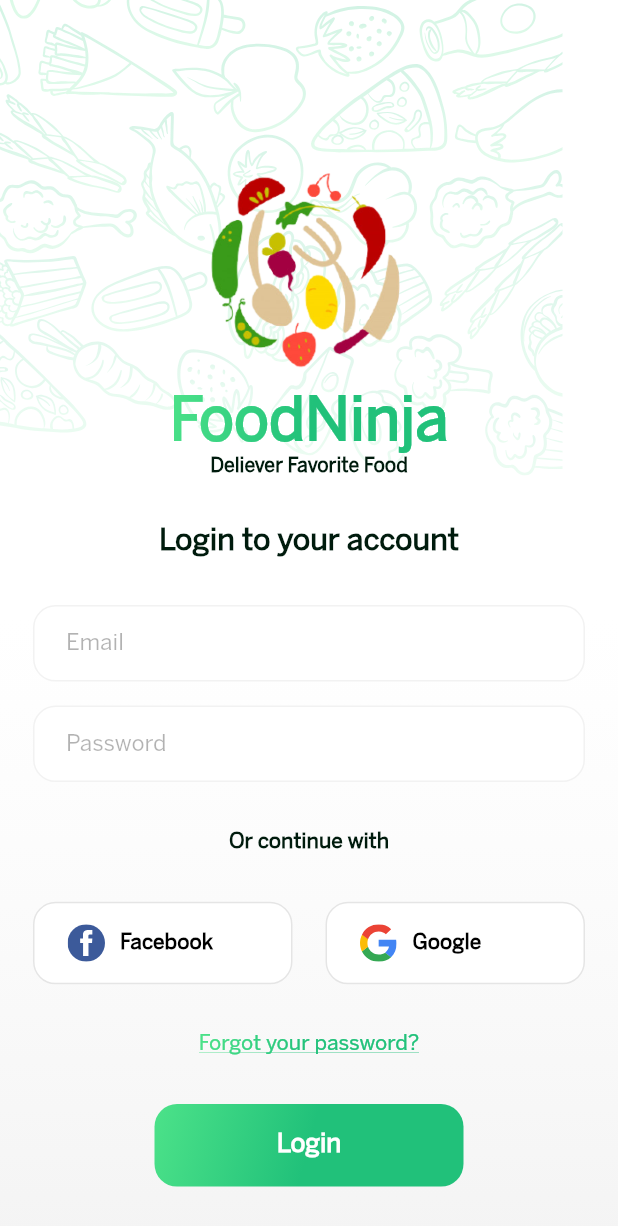
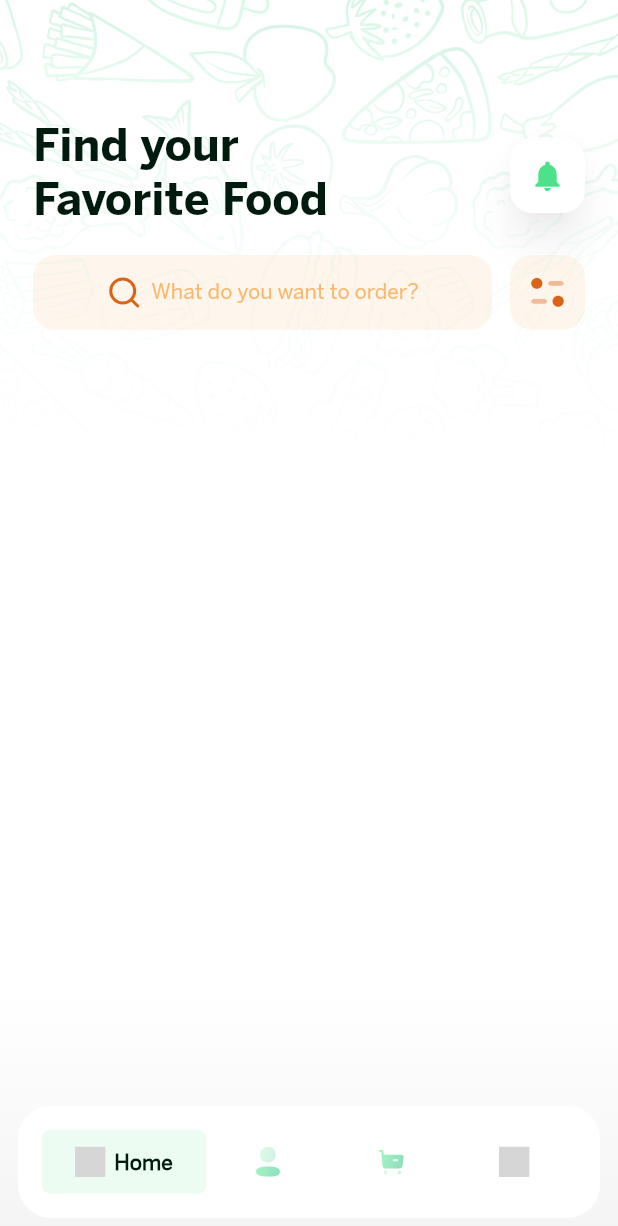
Before and after one commit to WorkWithAfridi/FoodNinja-Flutter_FoodOrderingAndDeliveryApp, a Flutter app: the LoginScreen screen opened directly, after a tap on "Login", on a phone screen of 412 x 824 dp. Shown: the top 1226 px of the screen. Run offline on Flutter 3.47's test engine with Material 2 defaults, Android fonts, the phone set to English and light mode, and no system bars; our stand-ins replace bloc, equatable, flutter_bloc, flutter_svg, page_transition; grey boxes are pictures that could not be loaded.

```diff
--- /dev/null
+++ b/lib/app/blocs/cubit/homepage_cubit.dart
@@ -0,0 +1,21 @@
+import 'package:bloc/bloc.dart';
+import 'package:equatable/equatable.dart';
+
+part 'homepage_state.dart';
+
+class HomepageCubit extends Cubit<HomepageState> {
+  HomepageCubit()
+      : super(
+          HomepageState(
+            selectedPage: 0,
+          ),
+        );
+
+  void changeHomepage(int index) {
+    emit(
+      state.copyWith(
+        selectedPage: index,
+      ),
+    );
+  }
+}
--- /dev/null
+++ b/lib/app/blocs/cubit/homepage_state.dart
@@ -0,0 +1,22 @@
+// ignore_for_file: public_member_api_docs, sort_constructors_first
+part of 'homepage_cubit.dart';
+
+class HomepageState extends Equatable {
+  int selectedPage;
+  HomepageState({
+    required this.selectedPage,
+  });
+
+  @override
+  List<Object> get props => [
+        selectedPage,
+      ];
+
+  HomepageState copyWith({
+    int? selectedPage,
+  }) {
+    return HomepageState(
+      selectedPage: selectedPage ?? this.selectedPage,
+    );
+  }
+}
--- a/lib/app/components/assets.dart
+++ b/lib/app/components/assets.dart
@@ -8,6 +8,12 @@ class AppAssets {
   static const String introTwoSvg = '$baseSvg/intro_two.svg';
   static const String googleSvg = '$baseSvg/google.svg';
   static const String facebookSvg = '$baseSvg/facebook.svg';
+  static const String homeSvg = '$baseSvg/home.svg';
+  static const String profileSvg = '$baseSvg/profile.svg';
+  static const String cartSvg = '$baseSvg/cart.svg';
+  static const String messageSvg = '$baseSvg/message.svg';
+  static const String searchSvg = '$baseSvg/search.svg';
+  static const String filterSvg = '$baseSvg/filter.svg';
 
   static const String appLogoPng = '$basePng/app_logo.png';
 }
--- /dev/null
+++ b/lib/app/screens/homeframe/homeframe.dart
@@ -0,0 +1,262 @@
+import 'package:flutter/material.dart';
+import 'package:flutter_bloc/flutter_bloc.dart';
+import 'package:flutter_svg/svg.dart';
+import 'package:food_ninja/app/blocs/cubit/homepage_cubit.dart';
+import 'package:food_ninja/app/components/assets.dart';
+import 'package:food_ninja/app/components/colors.dart';
+import 'package:food_ninja/app/components/dimentions.dart';
+import 'package:food_ninja/app/widgets/benton_text.dart';
+import 'package:food_ninja/app/widgets/decorated_background_one.dart';
+
+class Homeframe extends StatelessWidget {
+  const Homeframe({super.key});
+
+  @override
+  Widget build(BuildContext context) {
+    return Scaffold(
+      body: Stack(
+        children: [
+          DecoratedBackgroundOne(
+            onlyAppbar: true,
+          ),
+          Container(
+            height: double.maxFinite,
+            width: double.maxFinite,
+            padding: const EdgeInsets.symmetric(horizontal: 22),
+            child: Column(
+              children: [
+                const SizedBox(
+                  height: kToolbarHeight * 1.5,
+                ),
+                Row(
+                  mainAxisAlignment: MainAxisAlignment.spaceBetween,
+                  children: [
+                    Column(
+                      crossAxisAlignment: CrossAxisAlignment.start,
+                      children: [
+                        BontonText(
+                          title: 'Find your',
+                          fontSize: 30,
+                          isBold: true,
+                        ),
+                        const SizedBox(
+                          height: 6,
+                        ),
+                        BontonText(
+                          title: 'Favorite Food',
+                          fontSize: 30,
+                          isBold: true,
+                        ),
+                      ],
+                    ),
+                    Material(
+                      shape: RoundedRectangleBorder(
+                        borderRadius: BorderRadius.circular(
+                          AppDimentions().borderRadius,
+                        ),
+                      ),
+                      elevation: 10,
+                      shadowColor: Colors.black.withOpacity(.3),
+                      child: Container(
+                        height: 50,
+                        width: 50,
+                        decoration: BoxDecoration(
+                          color: Colors.white,
+                          borderRadius: BorderRadius.circular(
+                            AppDimentions().borderRadius,
+                          ),
+                        ),
+                        child: const Icon(
+                          Icons.notifications,
+                          color: AppColors.greenLight,
+                        ),
+                      ),
+                    )
+                  ],
+                ),
+                const SizedBox(
+                  height: 20,
+                ),
+                Row(
+                  children: [
+                    Expanded(
+                      child: Container(
+                        height: 50,
+                        width: double.maxFinite,
+                        decoration: BoxDecoration(
+                          borderRadius: BorderRadius.circular(15),
+                          color: const Color(0xffF9A84D).withOpacity(.1),
+                        ),
+                        child: Row(
+                          mainAxisAlignment: MainAxisAlignment.center,
+                          children: [
+                            SvgPicture.asset(
+                              AppAssets.searchSvg,
+                            ),
+                            const SizedBox(
+                              width: 6,
+                            ),
+                            BontonText(
+                              title: 'What do you want to order?',
+                              fontSize: 14,
+                              textColor: const Color(0xffF9A84D).withOpacity(.8),
+                            )
+                          ],
+                        ),
+                      ),
+                    ),
+                    const SizedBox(
+                      width: 12,
+                    ),
+                    Container(
+                      height: 50,
+                      width: 50,
+                      decoration: BoxDecoration(
+                        color: const Color(0xffF9A84D).withOpacity(.1),
+                        borderRadius: BorderRadius.circular(
+                          AppDimentions().borderRadius,
+                        ),
+                      ),
+                      padding: const EdgeInsets.all(12),
+                      child: SvgPicture.asset(
+                        AppAssets.filterSvg,
+                      ),
+                    ),
+                  ],
+                ),
+              ],
+            ),
+          ),
+          Positioned(
+            bottom: 0,
+            child: SizedBox(
+              width: AppDimentions().getWidth(context),
+              child: Padding(
+                padding: const EdgeInsets.all(12),
+                child: Container(
+                  padding: const EdgeInsets.all(16),
+                  height: 75,
+                  width: double.maxFinite,
+                  decoration: BoxDecoration(
+                    color: Colors.white,
+                    borderRadius: BorderRadius.circular(
+                      22,
+                    ),
+                  ),
+                  alignment: Alignment.center,
+                  child: Row(
+                    children: [
+                      BottomNavIcon(
+                        icon: AppAssets.homeSvg,
+                        title: 'Home',
+                        index: 0,
+                      ),
+                      BottomNavIcon(
+                        icon: AppAssets.profileSvg,
+                        title: 'Profile',
+                        index: 1,
+                      ),
+                      BottomNavIcon(
+                        icon: AppAssets.cartSvg,
+                        title: 'Cart',
+                        index: 2,
+                      ),
+                      BottomNavIcon(
+                        icon: AppAssets.messageSvg,
+                        title: 'Message',
+                        index: 3,
+                      ),
+                    ],
+                  ),
+                ),
+              ),
+            ),
+          ),
+        ],
+      ),
+    );
+  }
+}
+
+class BottomNavIcon extends StatelessWidget {
+  BottomNavIcon({
+    super.key,
+    required this.title,
+    required this.icon,
+    required this.index,
+  });
+
+  String icon;
+  String title;
+  int index;
+
+  @override
+  Widget build(BuildContext context) {
+    return BlocBuilder<HomepageCubit, HomepageState>(
+      builder: (context, state) {
+        return Flexible(
+          flex: state.selectedPage == index ? 4 : 3,
+          child: GestureDetector(
+            onTap: () {
+              context.read<HomepageCubit>().changeHomepage(index);
+            },
+            child: state.selectedPage != index
+                ? Container(
+                    height: double.maxFinite,
+                    width: double.maxFinite,
+                    color: Colors.transparent,
+                    child: Align(
+                      child: SizedBox(
+                        height: 20,
+                        width: 20,
+                        child: SvgPicture.asset(
+                          icon,
+                        ),
+                      ),
+                    ),
+                  )
+                : Container(
+                    height: double.maxFinite,
+                    width: double.maxFinite,
+                    padding: const EdgeInsets.all(10),
+                    decoration: BoxDecoration(
+                      color: AppColors.greenLight.withOpacity(.1),
+                      borderRadius: BorderRadius.circular(
+                        6,
+                      ),
+                    ),
+                    child: Row(
+                      mainAxisAlignment: MainAxisAlignment.center,
+                      children: [
+                        SizedBox(
+                          height: 20,
+                          width: 20,
+                          child: SvgPicture.asset(
+                            icon,
+                          ),
+                        ),
+                        const SizedBox(
+                          width: 6,
+                        ),
+                        Column(
+                          mainAxisAlignment: MainAxisAlignment.center,
+                          children: [
+                            const SizedBox(
+                              height: 3,
+                            ),
+                            BontonText(
+                              title: title,
+                              fontSize: 14,
+                              fontWeight: FontWeight.bold,
+                            ),
+                          ],
+                        )
+                      ],
+                    ),
+                  ),
+          ),
+        );
+      },
+    );
+  }
+}
--- a/lib/app/screens/introduction/intro_screen.dart
+++ b/lib/app/screens/introduction/intro_screen.dart
@@ -34,7 +34,7 @@ class IntroScreen extends StatelessWidget {
                     BontonText(
                       title: 'Find your Comfort',
                       fontSize: 25,
-                      fontWeight: FontWeight.bold,
+                      isBold: true,
                     ),
                     const SizedBox(
                       height: 6,
@@ -42,12 +42,12 @@ class IntroScreen extends StatelessWidget {
                     BontonText(
                       title: 'Food here.',
                       fontSize: 25,
-                      fontWeight: FontWeight.bold,
+                      isBold: true,
                     ),
                   ],
                 ),
                 const SizedBox(
-                  height: 30,
+                  height: 20,
                 ),
                 Column(
                   children: [
@@ -91,7 +91,7 @@ class IntroScreen extends StatelessWidget {
                     BontonText(
                       title: 'FoodNinja is where your',
                       fontSize: 25,
-                      fontWeight: FontWeight.bold,
+                      isBold: true,
                     ),
                     const SizedBox(
                       height: 6,
@@ -99,12 +99,12 @@ class IntroScreen extends StatelessWidget {
                     BontonText(
                       title: 'Comfort food lives.',
                       fontSize: 25,
-                      fontWeight: FontWeight.bold,
+                      isBold: true,
                     ),
                   ],
                 ),
                 const SizedBox(
-                  height: 30,
+                  height: 20,
                 ),
                 Column(
                   children: [
--- a/lib/app/screens/login/login_screen.dart
+++ b/lib/app/screens/login/login_screen.dart
@@ -3,6 +3,8 @@ import 'package:flutter_svg/svg.dart';
 import 'package:food_ninja/app/components/assets.dart';
 import 'package:food_ninja/app/components/colors.dart';
 import 'package:food_ninja/app/components/dimentions.dart';
+import 'package:food_ninja/app/components/navigator.dart';
+import 'package:food_ninja/app/screens/homeframe/homeframe.dart';
 import 'package:food_ninja/app/widgets/benton_text.dart';
 import 'package:food_ninja/app/widgets/custom_button.dart';
 import 'package:food_ninja/app/widgets/custom_text_field.dart';
@@ -19,7 +21,7 @@ class LoginScreen extends StatelessWidget {
         width: AppDimentions().getWidth(context),
         child: Stack(
           children: [
-            const DecoratedBackgroundOne(),
+            DecoratedBackgroundOne(),
             SizedBox(
               height: AppDimentions().getHeight(context),
               width: AppDimentions().getWidth(context),
@@ -56,8 +58,7 @@ class LoginScreen extends StatelessWidget {
                           'FoodNinja',
                           style: TextStyle(
                             fontSize: 40,
-                            fontFamily: 'BentonSansRegular',
-                            fontWeight: FontWeight.bold,
+                            fontFamily: 'BentonSansBold',
                             color: Colors.white,
                           ),
                         ),
@@ -75,7 +76,7 @@ class LoginScreen extends StatelessWidget {
                   BontonText(
                     title: 'Login to your account',
                     fontSize: 20,
-                    fontWeight: FontWeight.bold,
+                    isBold: true,
                   ),
                   Column(
                     children: [
@@ -216,9 +217,17 @@ class LoginScreen extends StatelessWidget {
                     width: AppDimentions().getWidth(context) / 2,
                     child: CustomButton(
                       title: 'Login',
-                      callBackFunction: () {},
+                      callBackFunction: () {
+                        NavigatorServices().toReplacement(
+                          context: context,
+                          widget: const Homeframe(),
+                        );
+                      },
                     ),
-                  )
+                  ),
+                  const SizedBox(
+                    height: 5,
+                  ),
                 ],
               ),
             ),
--- a/lib/app/screens/splash/splash_screen.dart
+++ b/lib/app/screens/splash/splash_screen.dart
@@ -25,7 +25,7 @@ class SplashScreen extends StatelessWidget {
           width: AppDimentions().getWidth(context),
           child: Stack(
             children: [
-              const DecoratedBackgroundOne(),
+              DecoratedBackgroundOne(),
               SizedBox(
                 height: AppDimentions().getHeight(context),
                 width: AppDimentions().getWidth(context),
@@ -61,8 +61,7 @@ class SplashScreen extends StatelessWidget {
                         'FoodNinja',
                         style: TextStyle(
                           fontSize: 36,
-                          fontFamily: 'BentonSansRegular',
-                          fontWeight: FontWeight.bold,
+                          fontFamily: 'BentonSansBold',
                           color: Colors.white,
                         ),
                       ),
--- a/lib/app/widgets/benton_text.dart
+++ b/lib/app/widgets/benton_text.dart
@@ -11,8 +11,10 @@ class BontonText extends StatelessWidget {
     this.textAlign = TextAlign.start,
     this.maxLines = 10,
     this.textDecoration = TextDecoration.none,
+    this.isBold = false,
   });
 
+  bool isBold;
   TextDecoration textDecoration;
   String title;
   Color textColor;
@@ -27,7 +29,7 @@ class BontonText extends StatelessWidget {
       title,
       style: TextStyle(
         decoration: textDecoration,
-        fontFamily: 'BentonSansRegular',
+        fontFamily: isBold ? 'BentonSansBold' : 'BentonSansRegular',
         color: textColor,
         fontWeight: fontWeight,
         overflow: TextOverflow.ellipsis,
--- a/lib/app/widgets/decorated_background_one.dart
+++ b/lib/app/widgets/decorated_background_one.dart
@@ -4,7 +4,11 @@ import 'package:food_ninja/app/components/assets.dart';
 import 'package:food_ninja/app/components/dimentions.dart';
 
 class DecoratedBackgroundOne extends StatelessWidget {
-  const DecoratedBackgroundOne({super.key});
+  DecoratedBackgroundOne({
+    super.key,
+    this.onlyAppbar = false,
+  });
+  bool onlyAppbar;
 
   @override
   Widget build(BuildContext context) {
@@ -14,8 +18,12 @@ class DecoratedBackgroundOne extends StatelessWidget {
       color: Colors.white,
       child: Stack(
         children: [
-          SvgPicture.asset(
-            AppAssets.lightBackgroundPatternSvg,
+          SizedBox(
+            width: double.maxFinite,
+            child: SvgPicture.asset(
+              AppAssets.lightBackgroundPatternSvg,
+              fit: BoxFit.cover,
+            ),
           ),
           Container(
             height: AppDimentions().getHeight(context),
@@ -24,11 +32,20 @@ class DecoratedBackgroundOne extends StatelessWidget {
               gradient: LinearGradient(
                 begin: Alignment.topCenter,
                 end: Alignment.bottomCenter,
-                colors: [
-                  Colors.white.withOpacity(.01),
-                  Colors.white.withOpacity(.6),
-                  const Color(0xffF4F4F4),
-                ],
+                colors: onlyAppbar
+                    ? [
+                        Colors.white.withOpacity(.1),
+                        Colors.white.withOpacity(.8),
+                        Colors.white,
+                        Colors.white,
+                        Colors.white,
+                        const Color(0xffF4F4F4),
+                      ]
+                    : [
+                        Colors.white.withOpacity(.01),
+                        Colors.white.withOpacity(.6),
+                        const Color(0xffF4F4F4),
+                      ],
               ),
             ),
           )
--- a/lib/main.dart
+++ b/lib/main.dart
@@ -1,4 +1,6 @@
 import 'package:flutter/material.dart';
+import 'package:flutter_bloc/flutter_bloc.dart';
+import 'package:food_ninja/app/blocs/cubit/homepage_cubit.dart';
 import 'package:food_ninja/app/components/theme.dart';
 import 'package:food_ninja/app/screens/splash/splash_screen.dart';
 
@@ -13,10 +15,17 @@ class FoodNinjaApp extends StatelessWidget {
 
   @override
   Widget build(BuildContext context) {
-    return MaterialApp(
-      debugShowCheckedModeBanner: false,
-      theme: FoodNinjaAppTheme.lightTheme,
-      home: const SplashScreen(),
+    return MultiBlocProvider(
+      providers: [
+        BlocProvider(
+          create: (context) => HomepageCubit(),
+        ),
+      ],
+      child: MaterialApp(
+        debugShowCheckedModeBanner: false,
+        theme: FoodNinjaAppTheme.lightTheme,
+        home: const SplashScreen(),
+      ),
     );
   }
 }
--- a/pubspec.yaml
+++ b/pubspec.yaml
@@ -30,6 +30,7 @@ environment:
 dependencies:
   bloc: ^8.1.2
   cupertino_icons: ^1.0.2
+  equatable: ^2.0.5
   flutter:
     sdk: flutter
   flutter_bloc: ^8.1.3
@@ -69,6 +70,9 @@ flutter:
     - family: BentonSansRegular
       fonts:
         - asset: assets/fonts/BentonSansRegular.otf
+    - family: BentonSansBold
+      fonts:
+        - asset: assets/fonts/BentonSansBold.otf
   #       - asset: fonts/Schyler-Italic.ttf
   #         style: italic
   #   - family: Trajan Pro
```
Also changed, not shown: assets/fonts/BentonSansBold.otf (added), assets/svgs/filter.svg (added), assets/svgs/search.svg (added), pubspec.lock.
